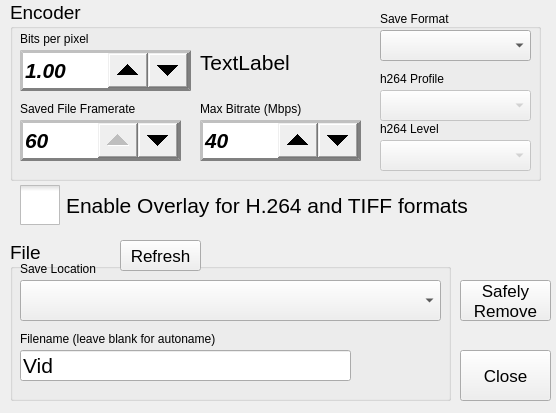
Above: src/savesettingswindow.ui from skronstein/chronos-cam-app before the change. Below: the same form after it.
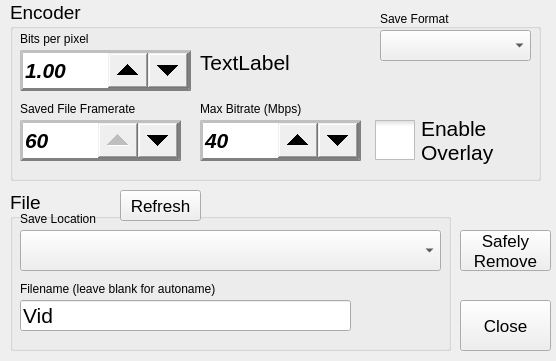
That is the form after the change. Custom widgets are drawn as their Qt base class.

Commit message: Move overlay checkbox to where the h264 profile and level dropdown menus were

The edit to the form file:
```diff
--- a/src/savesettingswindow.ui
+++ b/src/savesettingswindow.ui
@@ -7,7 +7,7 @@
     <x>0</x>
     <y>0</y>
     <width>556</width>
-    <height>413</height>
+    <height>361</height>
    </rect>
   </property>
   <property name="sizePolicy">
@@ -43,27 +43,6 @@
    <property name="title">
     <string>Encoder</string>
    </property>
-   <widget class="QComboBox" name="comboLevel">
-    <property name="enabled">
-     <bool>false</bool>
-    </property>
-    <property name="geometry">
-     <rect>
-      <x>370</x>
-      <y>140</y>
-      <width>151</width>
-      <height>31</height>
-     </rect>
-    </property>
-    <property name="font">
-     <font>
-      <pointsize>16</pointsize>
-      <weight>75</weight>
-      <italic>true</italic>
-      <bold>true</bold>
-     </font>
-    </property>
-   </widget>
    <widget class="QLabel" name="label">
     <property name="geometry">
      <rect>
@@ -135,53 +114,6 @@
      <set>Qt::AlignLeading|Qt::AlignLeft|Qt::AlignTop</set>
     </property>
    </widget>
-   <widget class="QComboBox" name="comboProfile">
-    <property name="enabled">
-     <bool>false</bool>
-    </property>
-    <property name="geometry">
-     <rect>
-      <x>370</x>
-      <y>90</y>
-      <width>151</width>
-      <height>31</height>
-     </rect>
-    </property>
-    <property name="font">
-     <font>
-      <pointsize>16</pointsize>
-      <weight>75</weight>
-      <italic>true</italic>
-      <bold>true</bold>
-     </font>
-    </property>
-   </widget>
-   <widget class="QLabel" name="label_5">
-    <property name="geometry">
-     <rect>
-      <x>370</x>
-      <y>120</y>
-      <width>141</width>
-      <height>17</height>
-     </rect>
-    </property>
-    <property name="text">
-     <string>h264 Level</string>
-    </property>
-   </widget>
-   <widget class="QLabel" name="label_6">
-    <property name="geometry">
-     <rect>
-      <x>370</x>
-      <y>70</y>
-      <width>141</width>
-      <height>17</height>
-     </rect>
-    </property>
-    <property name="text">
-     <string>h264 Profile</string>
-    </property>
-   </widget>
    <widget class="CamDoubleSpinBox" name="spinBitrate">
     <property name="geometry">
      <rect>
@@ -290,12 +222,40 @@
      </font>
     </property>
    </widget>
+   <widget class="QCheckBox" name="chkEnableOverlay">
+    <property name="geometry">
+     <rect>
+      <x>365</x>
+      <y>110</y>
+      <width>151</width>
+      <height>61</height>
+     </rect>
+    </property>
+    <property name="font">
+     <font>
+      <pointsize>16</pointsize>
+     </font>
+    </property>
+    <property name="styleSheet">
+     <string notr="true">QCheckBox::indicator {
+     width: 40px;
+     height: 40px;
+}</string>
+    </property>
+    <property name="text">
+     <string>Enable
+Overlay</string>
+    </property>
+    <property name="tristate">
+     <bool>false</bool>
+    </property>
+   </widget>
   </widget>
   <widget class="QGroupBox" name="groupLocation">
    <property name="geometry">
     <rect>
      <x>10</x>
-     <y>240</y>
+     <y>190</y>
      <width>441</width>
      <height>161</height>
     </rect>
@@ -402,7 +362,7 @@
    <property name="geometry">
     <rect>
      <x>460</x>
-     <y>350</y>
+     <y>300</y>
      <width>91</width>
      <height>51</height>
     </rect>
@@ -420,7 +380,7 @@
    <property name="geometry">
     <rect>
      <x>460</x>
-     <y>280</y>
+     <y>230</y>
      <width>91</width>
      <height>41</height>
     </rect>
@@ -435,31 +395,69 @@
 Remove</string>
    </property>
   </widget>
-  <widget class="QCheckBox" name="chkEnableOverlay">
+  <widget class="QLabel" name="label_5">
    <property name="geometry">
     <rect>
-     <x>20</x>
-     <y>185</y>
-     <width>461</width>
-     <height>41</height>
+     <x>620</x>
+     <y>150</y>
+     <width>141</width>
+     <height>17</height>
     </rect>
    </property>
+   <property name="text">
+    <string>h264 Level</string>
+   </property>
+  </widget>
+  <widget class="QComboBox" name="comboLevel">
+   <property name="enabled">
+    <bool>false</bool>
+   </property>
+   <property name="geometry">
+    <rect>
+     <x>620</x>
+     <y>170</y>
+     <width>151</width>
+     <height>31</height>
+    </rect>
+   </property>
    <property name="font">
     <font>
      <pointsize>16</pointsize>
     </font>
    </property>
-   <property name="styleSheet">
-    <string notr="true">QCheckBox::indicator {
-     width: 40px;
-     height: 40px;
-}</string>
+  </widget>
+  <widget class="QComboBox" name="comboProfile">
+   <property name="enabled">
+    <bool>false</bool>
    </property>
-   <property name="text">
-    <string>Enable Overlay for H.264 and TIFF formats</string>
+   <property name="geometry">
+    <rect>
+     <x>620</x>
+     <y>120</y>
+     <width>151</width>
+     <height>31</height>
+    </rect>
    </property>
-   <property name="tristate">
-    <bool>false</bool>
+   <property name="font">
+    <font>
+     <pointsize>16</pointsize>
+     <weight>75</weight>
+     <italic>true</italic>
+     <bold>true</bold>
+    </font>
+   </property>
+  </widget>
+  <widget class="QLabel" name="label_6">
+   <property name="geometry">
+    <rect>
+     <x>620</x>
+     <y>100</y>
+     <width>141</width>
+     <height>17</height>
+    </rect>
+   </property>
+   <property name="text">
+    <string>h264 Profile</string>
    </property>
   </widget>
  </widget>
```
Left out of the diff: 3 changed lines with no effect on the pictures.
